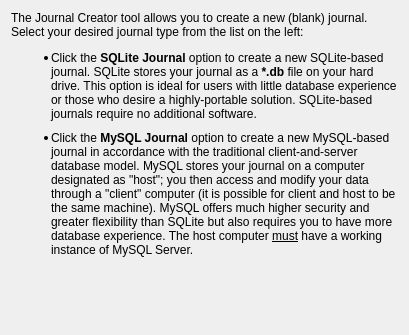
Qt form ui/journalcreatorcoverpage.ui (pwizard2/robojournal) before a commit.
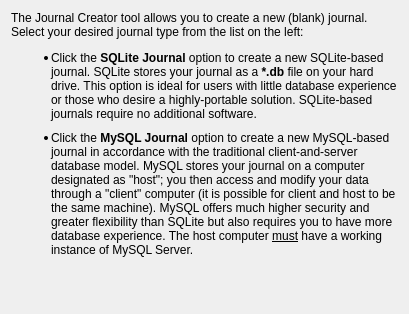
The same form after that commit.

Commit message: Fixed sizing problems on NewJournalCreator window

The edit to the form file:
```diff
--- a/ui/journalcreatorcoverpage.ui
+++ b/ui/journalcreatorcoverpage.ui
@@ -7,15 +7,27 @@
     <x>0</x>
     <y>0</y>
     <width>409</width>
-    <height>335</height>
+    <height>314</height>
    </rect>
   </property>
+  <property name="sizePolicy">
+   <sizepolicy hsizetype="Expanding" vsizetype="Expanding">
+    <horstretch>0</horstretch>
+    <verstretch>0</verstretch>
+   </sizepolicy>
+  </property>
   <property name="windowTitle">
    <string>Form</string>
   </property>
   <layout class="QVBoxLayout" name="verticalLayout">
    <item>
     <widget class="QLabel" name="label">
+     <property name="sizePolicy">
+      <sizepolicy hsizetype="Expanding" vsizetype="Expanding">
+       <horstretch>0</horstretch>
+       <verstretch>0</verstretch>
+      </sizepolicy>
+     </property>
      <property name="text">
       <string>&lt;!DOCTYPE HTML PUBLIC &quot;-//W3C//DTD HTML 4.0//EN&quot; &quot;http://www.w3.org/TR/REC-html40/strict.dtd&quot;&gt;
 &lt;html&gt;&lt;head&gt;&lt;meta name=&quot;qrichtext&quot; content=&quot;1&quot; /&gt;&lt;style type=&quot;text/css&quot;&gt;
@@ -25,24 +37,17 @@
 &lt;ul style=&quot;margin-top: 0px; margin-bottom: 0px; margin-left: 0px; margin-right: 0px; -qt-list-indent: 1;&quot;&gt;&lt;li  style=&quot; margin-top:12px; margin-bottom:10px; margin-left:0px; margin-right:0px; -qt-block-indent:0; text-indent:0px;&quot;&gt;Click the &lt;span style=&quot; font-weight:600;&quot;&gt;SQLite Journal&lt;/span&gt; option to create a new SQLite-based journal. SQLite stores your journal as a &lt;span style=&quot; font-weight:600;&quot;&gt;*.db&lt;/span&gt; file on your hard drive. This option is ideal for users with little database experience or those who desire a highly-portable solution. SQLite-based journals require no additional software.&lt;/li&gt;
 &lt;li  style=&quot; margin-top:0px; margin-bottom:12px; margin-left:0px; margin-right:0px; -qt-block-indent:0; text-indent:0px;&quot;&gt;Click the &lt;span style=&quot; font-weight:600;&quot;&gt;MySQL Journal&lt;/span&gt; option to create a new MySQL-based journal in accordance with the traditional client-and-server database model. MySQL stores your journal on a computer designated as &amp;quot;host&amp;quot;; you then access and modify your data through a &amp;quot;client&amp;quot; computer (it is possible for client and host to be the same machine). MySQL offers much higher security and greater flexibility than SQLite but also requires you to have more database experience. The host computer &lt;span style=&quot; text-decoration: underline;&quot;&gt;must&lt;/span&gt; have a working instance of MySQL Server.&lt;/li&gt;&lt;/ul&gt;&lt;/body&gt;&lt;/html&gt;</string>
      </property>
+     <property name="scaledContents">
+      <bool>true</bool>
+     </property>
+     <property name="alignment">
+      <set>Qt::AlignLeading|Qt::AlignLeft|Qt::AlignTop</set>
+     </property>
      <property name="wordWrap">
       <bool>true</bool>
      </property>
     </widget>
    </item>
-   <item>
-    <spacer name="verticalSpacer">
-     <property name="orientation">
-      <enum>Qt::Vertical</enum>
-     </property>
-     <property name="sizeHint" stdset="0">
-      <size>
-       <width>20</width>
-       <height>1</height>
-      </size>
-     </property>
-    </spacer>
-   </item>
   </layout>
  </widget>
  <resources/>
```
The commit also changes 3 other files.
